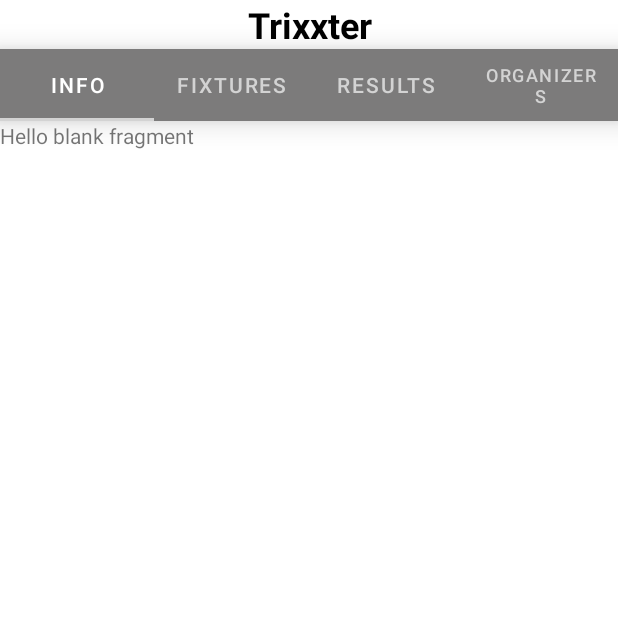
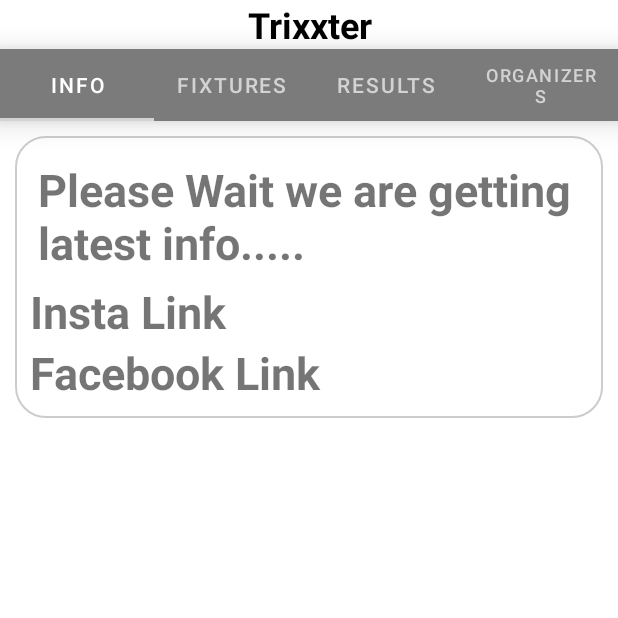
Before and after one commit to AashishA11/Asmita22, an Android app: the InfoFragment screen opened directly, with no data from a screen before it, on a phone screen of 412 x 824 dp, the top half of it. Run offline under Robolectric (Android 15) with nearby library versions, the phone set to English and light mode, and no system bars; our stand-ins replace Firebase (no records; nobody signed in at launch, a user with empty details on screens opened directly).

```diff
--- a/app/build.gradle
+++ b/app/build.gradle
@@ -1,5 +1,6 @@
 plugins {
     id 'com.android.application'
+    id 'com.google.gms.google-services'
 }
 
 android {
@@ -36,6 +37,7 @@ dependencies {
     implementation 'com.google.android.material:material:1.4.0'
     implementation 'androidx.constraintlayout:constraintlayout:2.1.2'
     implementation 'androidx.legacy:legacy-support-v4:1.0.0'
+    implementation 'com.google.firebase:firebase-firestore:24.0.1'
     testImplementation 'junit:junit:4.+'
     implementation 'com.mikhaellopez:circularimageview:4.3.0'
     implementation 'com.github.bumptech.glide:glide:4.12.0'
--- a/app/src/main/java/com/example/asmita22/Fragment/InfoFragment.java
+++ b/app/src/main/java/com/example/asmita22/Fragment/InfoFragment.java
@@ -2,65 +2,66 @@ package com.example.asmita22.Fragment;
 
 import android.os.Bundle;
 
+import androidx.annotation.Nullable;
 import androidx.fragment.app.Fragment;
 
+import android.util.Log;
 import android.view.LayoutInflater;
 import android.view.View;
 import android.view.ViewGroup;
+import android.widget.TextView;
+import android.widget.Toast;
 
 import com.example.asmita22.R;
+import com.google.android.gms.tasks.OnSuccessListener;
+import com.google.firebase.firestore.CollectionReference;
+import com.google.firebase.firestore.DocumentChange;
+import com.google.firebase.firestore.DocumentReference;
+import com.google.firebase.firestore.DocumentSnapshot;
+import com.google.firebase.firestore.EventListener;
+import com.google.firebase.firestore.FirebaseFirestore;
+import com.google.firebase.firestore.FirebaseFirestoreException;
+import com.google.firebase.firestore.QuerySnapshot;
 
-/**
- * A simple {@link Fragment} subclass.
- * Use the {@link InfoFragment#newInstance} factory method to
- * create an instance of this fragment.
- */
+import java.lang.reflect.Field;
+
+
 public class InfoFragment extends Fragment {
-
-    // TODO: Rename parameter arguments, choose names that match
-    // the fragment initialization parameters, e.g. ARG_ITEM_NUMBER
-    private static final String ARG_PARAM1 = "param1";
-    private static final String ARG_PARAM2 = "param2";
-
-    // TODO: Rename and change types of parameters
-    private String mParam1;
-    private String mParam2;
-
+    FirebaseFirestore firestore;
+    public  TextView info_txt,insta_link,fb_link;
+    View view=null;
     public InfoFragment() {
         // Required empty public constructor
     }
 
-    /**
-     * Use this factory method to create a new instance of
-     * this fragment using the provided parameters.
-     *
-     * @param param1 Parameter 1.
-     * @param param2 Parameter 2.
-     * @return A new instance of fragment InfoFragment.
-     */
-    // TODO: Rename and change types and number of parameters
     public static InfoFragment newInstance(String param1, String param2) {
         InfoFragment fragment = new InfoFragment();
-        Bundle args = new Bundle();
-        args.putString(ARG_PARAM1, param1);
-        args.putString(ARG_PARAM2, param2);
-        fragment.setArguments(args);
         return fragment;
     }
 
     @Override
     public void onCreate(Bundle savedInstanceState) {
         super.onCreate(savedInstanceState);
-        if (getArguments() != null) {
-            mParam1 = getArguments().getString(ARG_PARAM1);
-            mParam2 = getArguments().getString(ARG_PARAM2);
-        }
     }
 
     @Override
-    public View onCreateView(LayoutInflater inflater, ViewGroup container,
-                             Bundle savedInstanceState) {
-        // Inflate the layout for this fragment
-        return inflater.inflate(R.layout.fragment_info, container, false);
+    public View onCreateView(LayoutInflater inflater, ViewGroup container, Bundle savedInstanceState) {
+        view=inflater.inflate(R.layout.fragment_info, container, false);
+        firestore=FirebaseFirestore.getInstance();
+        info_txt=(TextView) view.findViewById(R.id.info_TV);
+        insta_link=(TextView) view.findViewById(R.id.tv_insta);
+        fb_link=(TextView) view.findViewById(R.id.tv_fb);
+        DocumentReference documentReference=firestore.collection("events").document("BGMI");
+        documentReference.get().addOnSuccessListener(new OnSuccessListener<DocumentSnapshot>() {
+            @Override
+            public void onSuccess(DocumentSnapshot documentSnapshot) {
+                if(documentSnapshot.exists()){
+                    info_txt.setText(documentSnapshot.getString("Info"));
+                    insta_link.setText(documentSnapshot.getString("InstaLink"));
+                    fb_link.setText(documentSnapshot.getString("FacebookLink"));
+                }
+            }
+        });
+        return view;
     }
 }
--- a/app/src/main/java/com/example/asmita22/TrixxterActivity.java
+++ b/app/src/main/java/com/example/asmita22/TrixxterActivity.java
@@ -18,11 +18,8 @@ public class TrixxterActivity extends AppCompatActivity {
         setContentView(R.layout.activity_trixxter);
 
         getSupportActionBar().hide();
-
-
         viewPager=findViewById(R.id.ViewPager);
         viewPager.setAdapter(new fragmentAdaptor(getSupportFragmentManager()));
-
         tabLayout=findViewById(R.id.tabLayout);
         tabLayout.setupWithViewPager(viewPager);
     }
--- /dev/null
+++ b/app/src/main/res/drawable/info_boder.xml
@@ -0,0 +1,6 @@
+<?xml version="1.0" encoding="UTF-8"?>
+<shape xmlns:android="http://schemas.android.com/apk/res/android" android:shape="rectangle">
+    <corners android:radius="20dp"/>
+    <padding android:left="10dp" android:right="10dp" android:top="10dp" android:bottom="10dp"/>
+    <stroke android:width="1dp" android:color="#CCCCCC"/>
+</shape>
--- a/app/src/main/res/layout/fragment_info.xml
+++ b/app/src/main/res/layout/fragment_info.xml
@@ -5,10 +5,39 @@
     android:layout_height="match_parent"
     tools:context=".Fragment.InfoFragment">
 
-    <!-- TODO: Update blank fragment layout -->
-    <TextView
+    <ScrollView
         android:layout_width="match_parent"
-        android:layout_height="match_parent"
-        android:text="@string/hello_blank_fragment" />
+        android:padding="10dp"
+        android:layout_height="match_parent">
 
+        <LinearLayout
+            android:layout_width="match_parent"
+            android:layout_height="wrap_content"
+            android:padding="10dp"
+            android:background="@drawable/info_boder"
+            android:orientation="vertical" >
+            <TextView
+                android:layout_width="match_parent"
+                android:id="@+id/info_TV"
+                android:padding="5dp"
+                android:text="Please Wait we are getting latest info....."
+                android:textSize="30sp"
+                android:textStyle="bold"
+                android:layout_height="wrap_content"/>
+            <TextView
+                android:layout_width="match_parent"
+                android:text="Insta Link"
+                android:id="@+id/tv_insta"
+                android:textSize="30sp"
+                android:textStyle="bold"
+                android:layout_height="wrap_content"/>
+            <TextView
+                android:layout_width="match_parent"
+                android:text="Facebook Link"
+                android:id="@+id/tv_fb"
+                android:textStyle="bold"
+                android:textSize="30sp"
+                android:layout_height="wrap_content"/>
+        </LinearLayout>
+    </ScrollView>
 </FrameLayout>
--- a/build.gradle
+++ b/build.gradle
@@ -6,6 +6,7 @@ buildscript {
     }
     dependencies {
         classpath "com.android.tools.build:gradle:7.0.3"
+        classpath 'com.google.gms:google-services:4.3.10'
 
         // NOTE: Do not place your application dependencies here; they belong
         // in the individual module build.gradle files
```
Also changed, not shown: 1 other file.
